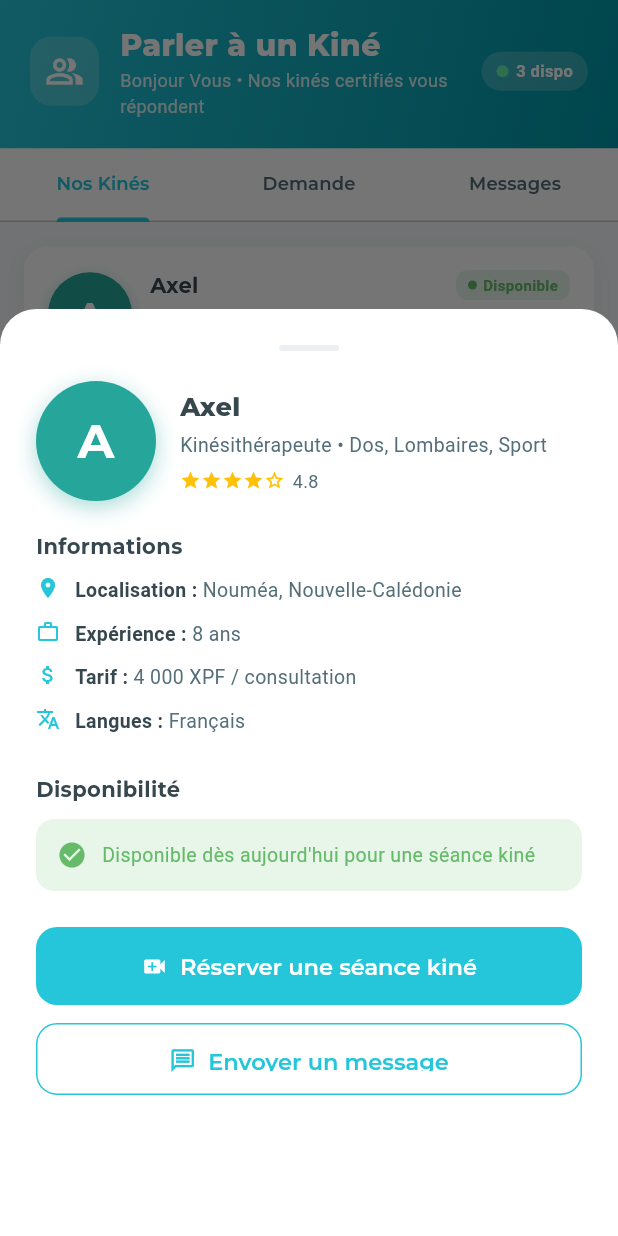
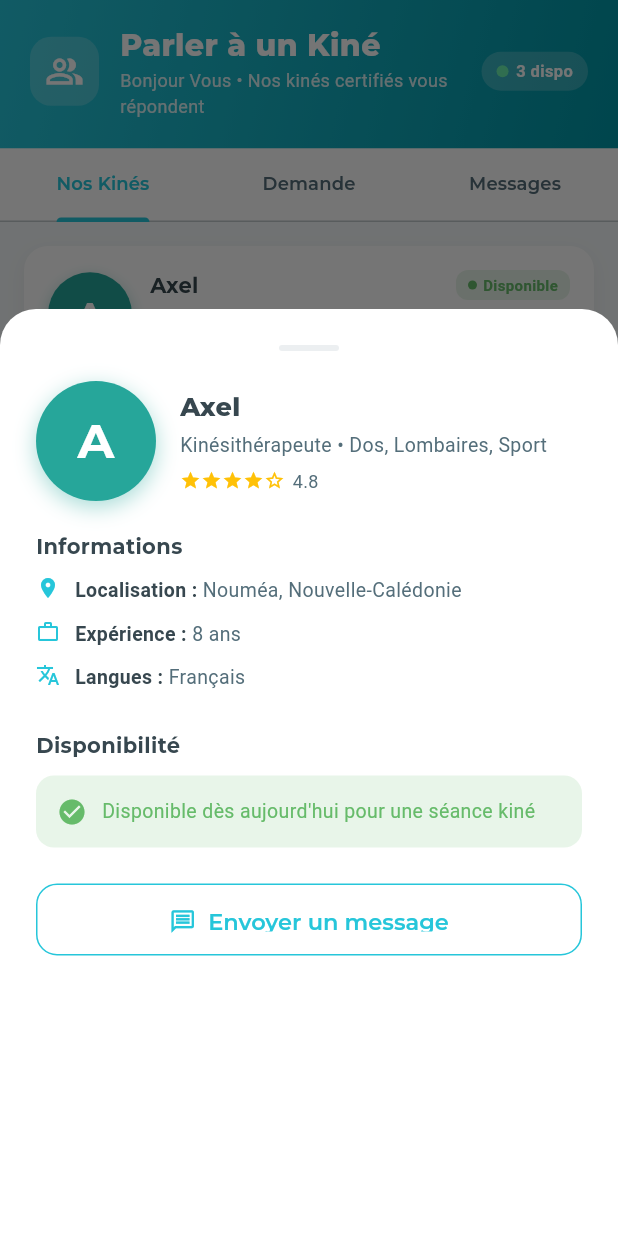
Before and after one commit to IB7513/santeo-connect, a Flutter app: the ParlerKineScreen screen opened directly, after a tap on "Contacter", on a phone screen of 412 x 824 dp. Run offline on Flutter 3.47's test engine with Material 3 defaults, Android fonts, the phone set to English and light mode, and no system bars; our stand-ins replace cloud_firestore, firebase_core, fl_chart, google_fonts, percent_indicator, shared_preferences and 3 more; missing offline and left inert: dart:js, dart:js_interop, dart:ui_web; accounts and stored records are empty; key blocks and very long unbroken strings in the code were emptied for the run.

Commit message:
Kinés: suppression tarifs + bouton Calendly conditionnel par kiné
- Retrait du champ 'tarif' (XPF) dans _KineData et sur l'UI
- Ajout champ 'calendlyUrl' nullable dans _KineData
- Bouton '📅 Prendre rendez-vous' visible uniquement si calendlyUrl renseigné
- Ouverture dans navigateur externe via url_launcher (LaunchMode.externalApplication)
- Import url_launcher ajouté
- Actuellement: calendlyUrl = null pour tous les kinés (bouton masqué)
  → Pour activer: renseigner calendlyUrl: 'https://calendly.com/...' par kiné

```diff
--- a/lib/screens/kine/parler_kine_screen.dart
+++ b/lib/screens/kine/parler_kine_screen.dart
@@ -1,6 +1,7 @@
 import 'package:flutter/material.dart';
 import 'package:google_fonts/google_fonts.dart';
 import 'package:provider/provider.dart';
+import 'package:url_launcher/url_launcher.dart';
 import '../../core/theme/app_theme.dart';
 import '../../providers/app_providers.dart';
 
@@ -171,8 +172,8 @@ class _KinesListTab extends StatelessWidget {
       experience: '8 ans',
       avatarColor: Color(0xFF26A69A),
       langues: ['Français'],
-      tarif: '4 000 XPF / consultation',
       note: 4.8,
+      calendlyUrl: null,
     ),
     _KineData(
       nom: 'Déborah',
@@ -182,8 +183,8 @@ class _KinesListTab extends StatelessWidget {
       experience: '12 ans',
       avatarColor: Color(0xFFEC407A),
       langues: ['Français', 'Tahitien'],
-      tarif: '3 500 XPF / consultation',
       note: 4.9,
+      calendlyUrl: null,
     ),
     _KineData(
       nom: 'Maeva',
@@ -193,8 +194,8 @@ class _KinesListTab extends StatelessWidget {
       experience: '6 ans',
       avatarColor: Color(0xFF7E57C2),
       langues: ['Français', 'Anglais', 'Tahitien'],
-      tarif: '3 200 XPF / consultation',
       note: 4.7,
+      calendlyUrl: null,
     ),
     _KineData(
       nom: 'Solenne',
@@ -204,8 +205,8 @@ class _KinesListTab extends StatelessWidget {
       experience: '+20 ans',
       avatarColor: Color(0xFF42A5F5),
       langues: ['Français', 'Kanak'],
-      tarif: '3 800 XPF / consultation',
       note: 5.0,
+      calendlyUrl: null,
     ),
   ];
 
@@ -505,8 +506,6 @@ class _KineProfileSheet extends StatelessWidget {
                 _sectionTitle('Informations'),
                 _infoRow(Icons.location_on, 'Localisation', kine.localisation),
                 _infoRow(Icons.work_outline, 'Expérience', kine.experience),
-                _infoRow(
-                    Icons.attach_money, 'Tarif', kine.tarif),
                 _infoRow(Icons.translate, 'Langues', kine.langues.join(', ')),
                 const SizedBox(height: 16),
                 _sectionTitle('Disponibilité'),
@@ -546,18 +545,21 @@ class _KineProfileSheet extends StatelessWidget {
                 ),
                 const SizedBox(height: 24),
                 // Boutons d'action
+                // Bouton Calendly — visible uniquement si lien renseigné
+                if (kine.calendlyUrl != null && kine.calendlyUrl!.isNotEmpty) ...[
                   SizedBox(
                     width: double.infinity,
                     height: 52,
                     child: ElevatedButton.icon(
-                    icon: const Icon(Icons.video_call),
-                    label: const Text('Réserver une séance kiné'),
-                    onPressed: kine.disponible
-                        ? () {
-                            Navigator.pop(context);
-                            _showReservationDialog(context);
+                      icon: const Icon(Icons.calendar_month),
+                      label: const Text('Prendre rendez-vous'),
+                      onPressed: () async {
+                        final uri = Uri.parse(kine.calendlyUrl!);
+                        if (await canLaunchUrl(uri)) {
+                          await launchUrl(uri,
+                              mode: LaunchMode.externalApplication);
                         }
-                        : null,
+                      },
                       style: ElevatedButton.styleFrom(
                         backgroundColor: AppTheme.primary,
                         foregroundColor: Colors.white,
@@ -567,6 +569,7 @@ class _KineProfileSheet extends StatelessWidget {
                     ),
                   ),
                   const SizedBox(height: 12),
+                ],
                 SizedBox(
                   width: double.infinity,
                   height: 48,
@@ -1200,8 +1203,9 @@ class _KineData {
   final String experience;
   final Color avatarColor;
   final List<String> langues;
-  final String tarif;
   final double note;
+  /// Lien Calendly du kiné — null si non renseigné (bouton masqué)
+  final String? calendlyUrl;
 
   const _KineData({
     required this.nom,
@@ -1211,7 +1215,7 @@ class _KineData {
     required this.experience,
     required this.avatarColor,
     required this.langues,
-    required this.tarif,
     required this.note,
+    this.calendlyUrl,
   });
 }
```
Lines whose indentation alone changed are shown as unchanged.
